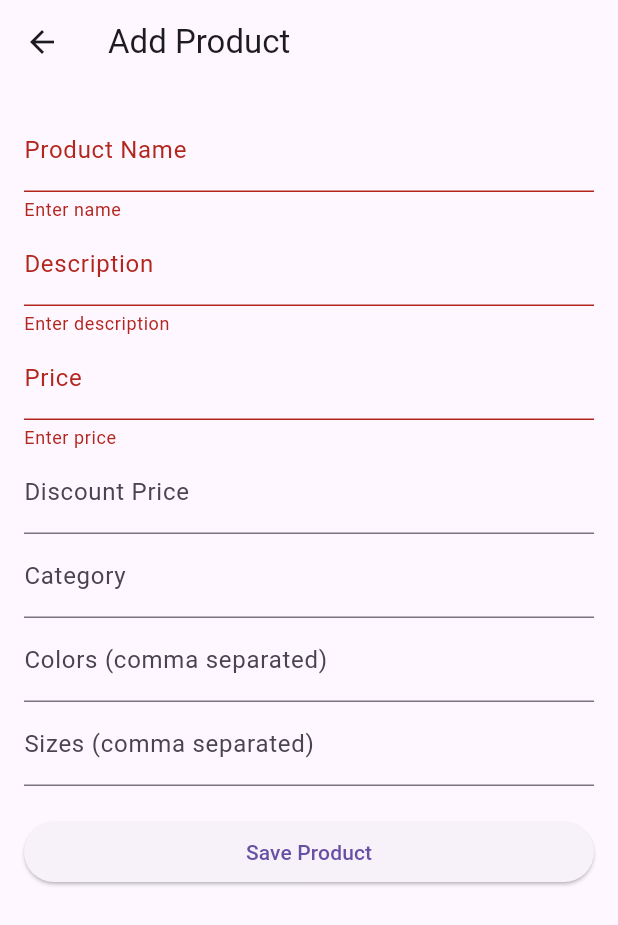
After one commit to Ahmed-Khames2/my-firebase-project, a Flutter app: the AddProductPage screen opened directly, after a tap on "Save Product", on a phone screen of 412 x 824 dp. The commit adds this screen. Shown: the top 925 px of the screen. Run offline on Flutter 3.47's test engine with Material 3 defaults, Android fonts, the phone set to English and light mode, and no system bars; our stand-ins replace bloc, cloud_firestore, equatable, firebase_auth, firebase_core, flutter_bloc and 2 more; accounts and stored records are empty.

Commit message:
add product to firebase with admin page

```diff
--- /dev/null
+++ b/lib/features/admin/add_product_page.dart
@@ -0,0 +1,136 @@
+import 'package:flutter/material.dart';
+import 'package:my_firebase_app/pages/models/product_model.dart';
+import 'package:uuid/uuid.dart';
+import '../../../services/product_service.dart';
+
+class AddProductPage extends StatefulWidget {
+  static String id = "AddProductPage";
+
+  const AddProductPage({super.key});
+
+  @override
+  State<AddProductPage> createState() => _AddProductPageState();
+}
+
+class _AddProductPageState extends State<AddProductPage> {
+  final _formKey = GlobalKey<FormState>();
+  final _nameController = TextEditingController();
+  final _descController = TextEditingController();
+  final _priceController = TextEditingController();
+  final _discountPriceController = TextEditingController();
+  final _categoryController = TextEditingController();
+  final _colorsController = TextEditingController();
+  final _sizesController = TextEditingController();
+
+  final ProductService _productService = ProductService();
+
+  bool _isLoading = false;
+
+  Future<void> _saveProduct() async {
+    if (!_formKey.currentState!.validate()) return;
+
+    setState(() => _isLoading = true);
+
+    final String id = const Uuid().v4(); // generate unique ID
+
+    final product = ProductModel(
+      id: id,
+      name: _nameController.text.trim(),
+      description: _descController.text.trim(),
+      price: double.tryParse(_priceController.text) ?? 0,
+      discountPrice: double.tryParse(_discountPriceController.text),
+      category: _categoryController.text.trim(),
+      colors: _colorsController.text.split(','),
+      sizes: _sizesController.text.split(',').map((e) => e.trim()).toList(),
+      images: [], // لسه هنضيف رفع الصور بعدين
+      rating: "",
+      reviews: [],
+      createdAt: DateTime.now(),
+      updatedAt: DateTime.now(),
+    );
+    try {
+      await _productService.addProduct(product);
+      // ✅ امسح الحقول
+      _nameController.clear();
+      _descController.clear();
+      _priceController.clear();
+      _discountPriceController.clear();
+      _categoryController.clear();
+      _colorsController.clear();
+      _sizesController.clear();
+
+      // _formKey.currentState!.reset();
+      ScaffoldMessenger.of(context).showSnackBar(
+        const SnackBar(content: Text("✅ Product added successfully")),
+      );
+    } catch (e) {
+      ScaffoldMessenger.of(
+        context,
+      ).showSnackBar(SnackBar(content: Text("❌ Error: $e")));
+    } finally {
+      setState(() => _isLoading = false);
+    }
+  }
+
+  @override
+  Widget build(BuildContext context) {
+    return Scaffold(
+      appBar: AppBar(title: const Text("Add Product")),
+      body: Padding(
+        padding: const EdgeInsets.all(16),
+        child: Form(
+          key: _formKey,
+          child: ListView(
+            children: [
+              TextFormField(
+                controller: _nameController,
+                decoration: const InputDecoration(labelText: "Product Name"),
+                validator: (val) => val!.isEmpty ? "Enter name" : null,
+              ),
+              TextFormField(
+                controller: _descController,
+                decoration: const InputDecoration(labelText: "Description"),
+                validator: (val) => val!.isEmpty ? "Enter description" : null,
+              ),
+              TextFormField(
+                controller: _priceController,
+                decoration: const InputDecoration(labelText: "Price"),
+                keyboardType: TextInputType.number,
+                validator: (val) => val!.isEmpty ? "Enter price" : null,
+              ),
+              TextFormField(
+                controller: _discountPriceController,
+                decoration: const InputDecoration(labelText: "Discount Price"),
+                keyboardType: TextInputType.number,
+              ),
+              TextFormField(
+                controller: _categoryController,
+                decoration: const InputDecoration(labelText: "Category"),
+              ),
+              TextFormField(
+                controller: _colorsController,
+                decoration: const InputDecoration(
+                  labelText: "Colors (comma separated)",
+                ),
+              ),
+              TextFormField(
+                controller: _sizesController,
+                decoration: const InputDecoration(
+                  labelText: "Sizes (comma separated)",
+                ),
+              ),
+              const SizedBox(height: 20),
+              ElevatedButton(
+                onPressed: _isLoading ? null : _saveProduct,
+                child:
+                    _isLoading
+                        ? const CircularProgressIndicator(color: Colors.white)
+                        : const Text("Save Product"),
+              ),
+            ],
+          ),
+        ),
+      ),
+    );
+  }
+}
--- a/lib/main.dart
+++ b/lib/main.dart
@@ -2,6 +2,7 @@ import 'package:flutter/material.dart';
 import 'package:firebase_core/firebase_core.dart';
 import 'package:flutter_bloc/flutter_bloc.dart';
 import 'package:my_firebase_app/cubits/auth/auth_cubit.dart';
+import 'package:my_firebase_app/features/admin/AdminDashboard.dart';
 import 'package:my_firebase_app/pages/chat_page.dart';
 import 'package:my_firebase_app/pages/login_page.dart';
 import 'package:my_firebase_app/pages/resgister_page.dart';
@@ -30,6 +31,7 @@ class ScholarChat extends StatelessWidget {
         LoginPage.id: (context) => LoginPage(),
         RegisterPage.id: (context) => RegisterPage(),
         ChatPage.id: (context) => ChatPage(),
+        AdminDashboard.id: (context) => AdminDashboard(),
       },
       initialRoute: LoginPage.id,
     );
--- /dev/null
+++ b/lib/pages/models/product_model.dart
@@ -0,0 +1,71 @@
+class ProductModel {
+  final String id;
+  final String name;
+  final String description;
+  final double price;
+  final double? discountPrice;
+  final String category;
+  final List<String> colors;
+  final List<String> sizes;
+  final List<String> images;
+  final String rating; // دلوقتي فاضي
+  final List<String> reviews; // دلوقتي فاضي
+  final DateTime createdAt;
+  final DateTime updatedAt;
+
+  ProductModel({
+    required this.id,
+    required this.name,
+    required this.description,
+    required this.price,
+    this.discountPrice,
+    required this.category,
+    required this.colors,
+    required this.sizes,
+    required this.images,
+    required this.rating,
+    required this.reviews,
+    required this.createdAt,
+    required this.updatedAt,
+  });
+
+  // 🔄 تحويل الموديل إلى Map عشان يتخزن في Firestore
+  Map<String, dynamic> toMap() {
+    return {
+      'id': id,
+      'name': name,
+      'description': description,
+      'price': price,
+      'discountPrice': discountPrice,
+      'category': category,
+      'colors': colors,
+      'sizes': sizes,
+      'images': images,
+      'rating': rating,
+      'reviews': reviews,
+      'createdAt': createdAt.toIso8601String(),
+      'updatedAt': updatedAt.toIso8601String(),
+    };
+  }
+
+  // 🔄 تحويل الـ Map (من Firestore) إلى موديل
+  factory ProductModel.fromMap(Map<String, dynamic> map) {
+    return ProductModel(
+      id: map['id'] ?? '',
+      name: map['name'] ?? '',
+      description: map['description'] ?? '',
+      price: (map['price'] ?? 0).toDouble(),
+      discountPrice: map['discountPrice'] != null
+          ? (map['discountPrice']).toDouble()
+          : null,
+      category: map['category'] ?? '',
+      colors: List<String>.from(map['colors'] ?? []),
+      sizes: List<String>.from(map['sizes'] ?? []),
+      images: List<String>.from(map['images'] ?? []),
+      rating: map['rating'] ?? '',
+      reviews: List<String>.from(map['reviews'] ?? []),
+      createdAt: DateTime.tryParse(map['createdAt'] ?? '') ?? DateTime.now(),
+      updatedAt: DateTime.tryParse(map['updatedAt'] ?? '') ?? DateTime.now(),
+    );
+  }
+}
--- /dev/null
+++ b/lib/services/product_service.dart
@@ -0,0 +1,47 @@
+import 'package:cloud_firestore/cloud_firestore.dart';
+import 'package:my_firebase_app/pages/models/product_model.dart';
+
+class ProductService {
+  final CollectionReference productsCollection =
+      FirebaseFirestore.instance.collection('products');
+
+  // 🟢 إضافة منتج
+  Future<void> addProduct(ProductModel product) async {
+    try {
+      await productsCollection.doc(product.id).set(product.toMap());
+    } catch (e) {
+      throw Exception("Error adding product: $e");
+    }
+  }
+
+  // 🟡 تعديل منتج
+  Future<void> updateProduct(ProductModel product) async {
+    try {
+      await productsCollection.doc(product.id).update(product.toMap());
+    } catch (e) {
+      throw Exception("Error updating product: $e");
+    }
+  }
+
+  // 🔴 حذف منتج
+  Future<void> deleteProduct(String productId) async {
+    try {
+      await productsCollection.doc(productId).delete();
+    } catch (e) {
+      throw Exception("Error deleting product: $e");
+    }
+  }
+
+  // 🔄 جلب كل المنتجات
+  Future<List<ProductModel>> getProducts() async {
+    try {
+      final snapshot = await productsCollection.get();
+      return snapshot.docs
+          .map((doc) =>
+              ProductModel.fromMap(doc.data() as Map<String, dynamic>))
+          .toList();
+    } catch (e) {
+      throw Exception("Error fetching products: $e");
+    }
+  }
+}
--- a/pubspec.yaml
+++ b/pubspec.yaml
@@ -46,6 +46,8 @@ dependencies:
   bloc: ^9.0.0
   google_sign_in: ^7.2.0
   flutter_facebook_auth: ^7.1.2
+  http: ^1.5.0
+  uuid: ^4.5.1
 
 dev_dependencies:
   flutter_test:
```
Also changed, not shown: lib/consatnt.dart (+13 -0 lines), lib/features/admin/AdminDashboard.dart (added, +27 -0 lines), lib/pages/resgister_page.dart (+16 -25 lines), lib/services/auth_service.dart (+73 -9 lines), lib/features/admin/edit_product.dart (added), pubspec.lock.
